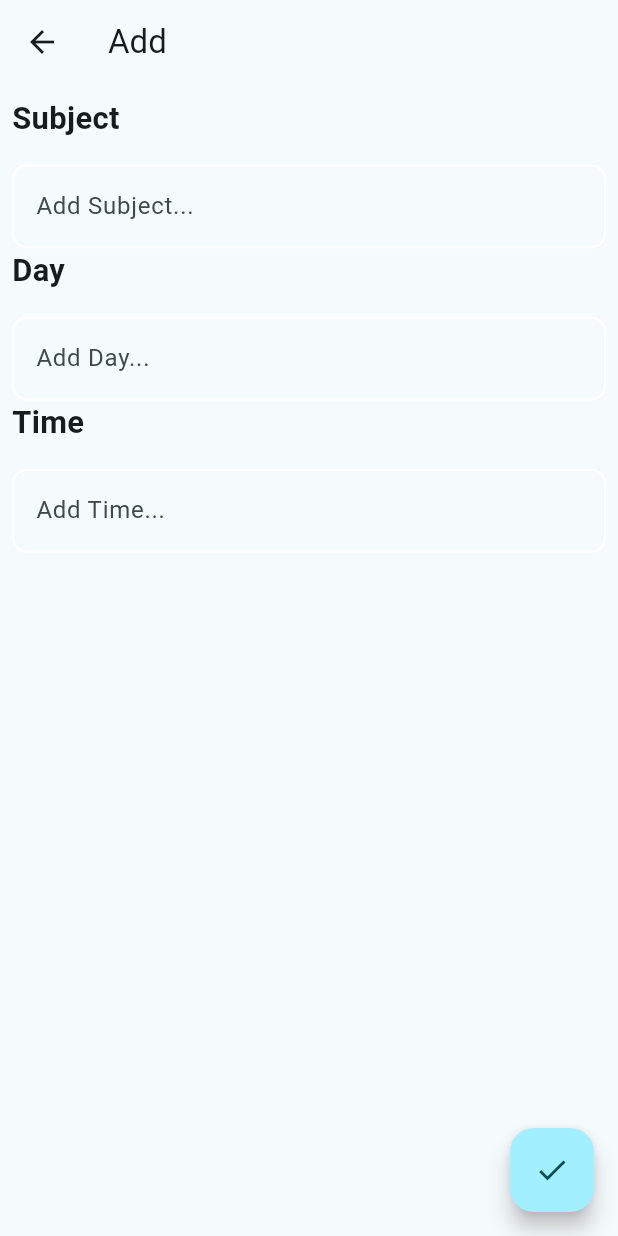
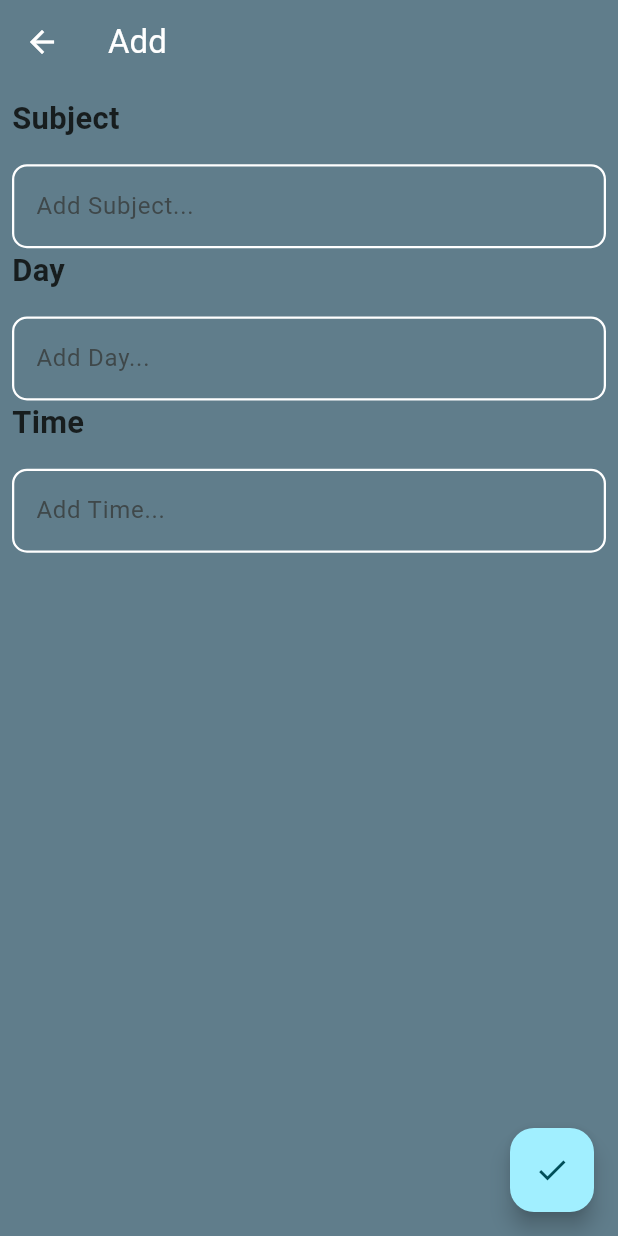
Before and after one commit to Blue-Marvel/time_table_app, a Flutter app: the screen it shows after launch, after a tap on the "add" icon, on a phone screen of 412 x 824 dp. Run offline on Flutter 3.47's test engine with Material 3 defaults, Android fonts, the phone set to English and light mode, and no system bars; our stand-ins replace flutter_riverpod, sqflite; accounts and stored records are empty.

Commit message:
feat: color update

```diff
--- a/lib/main.dart
+++ b/lib/main.dart
@@ -14,9 +14,12 @@ class MyApp extends StatelessWidget {
         title: 'Flutter Demo',
         debugShowCheckedModeBanner: false,
         theme: ThemeData(
-          colorScheme: ColorScheme.fromSeed(seedColor: Colors.cyan),
-          useMaterial3: true,
-        ),
+            colorScheme: ColorScheme.fromSeed(seedColor: Colors.cyan),
+            useMaterial3: true,
+            scaffoldBackgroundColor: Colors.blueGrey,
+            appBarTheme: AppBarTheme(
+                backgroundColor: Colors.blueGrey,
+                foregroundColor: Colors.white)),
         home: const HomeScreen());
   }
 }
```
